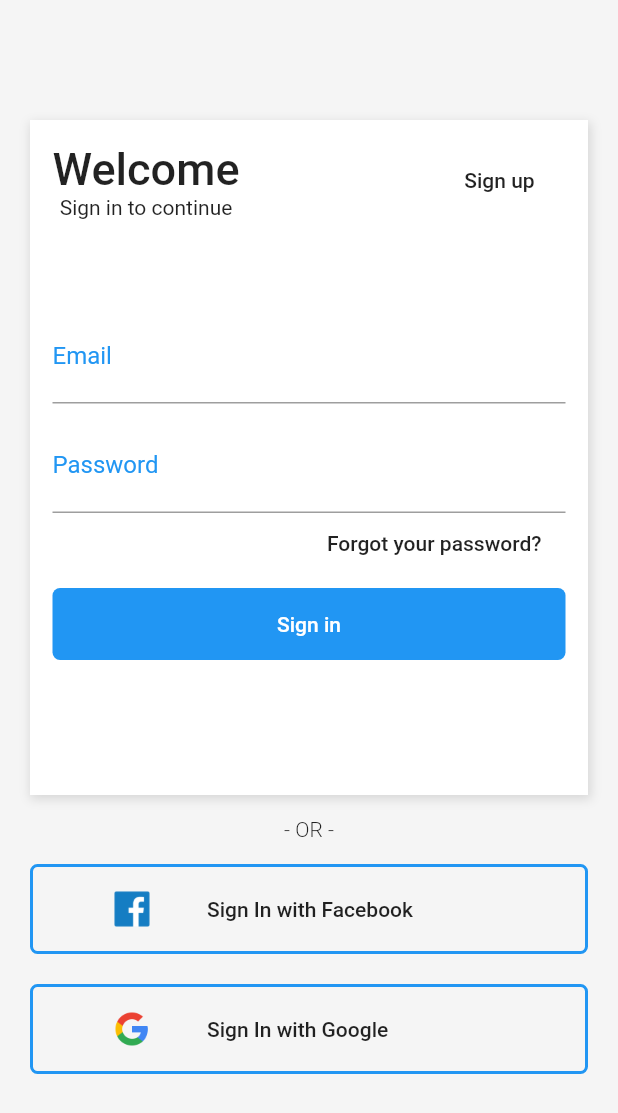
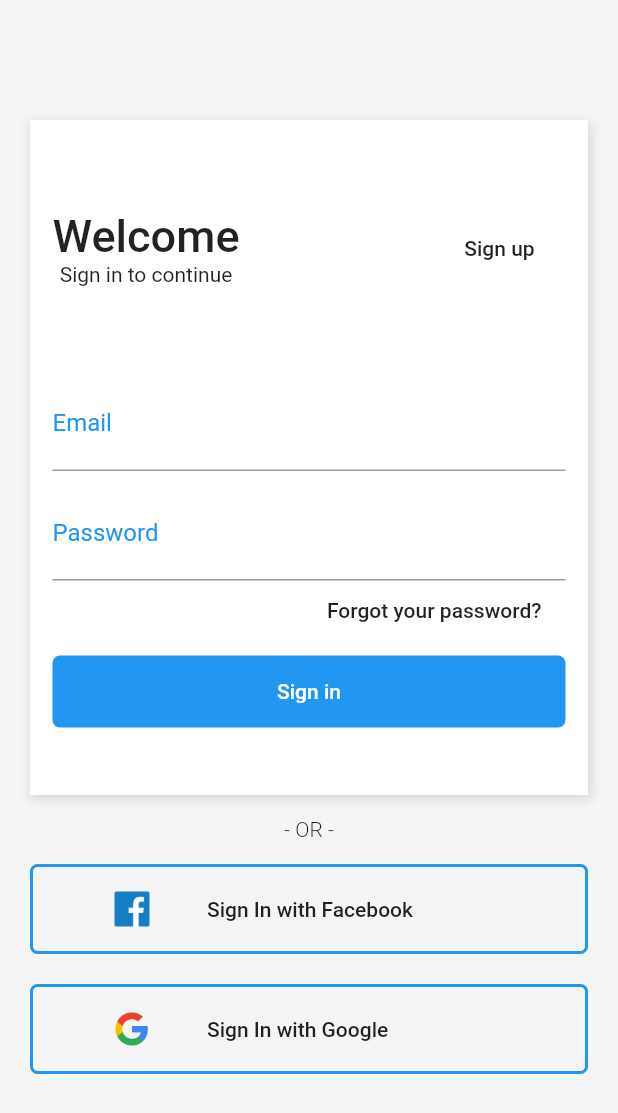
Before and after one commit to anahelenasilva/shop_flutter, a Flutter app: the screen it shows after launch, on a phone screen of 412 x 824 dp. Shown: the top 1113 px of the screen. Run offline on Flutter 3.47's test engine with Material 2 defaults, Android fonts, the phone set to English and light mode, and no system bars.

Commit message:
Login page

```diff
--- a/shop/lib/pages/login.page.dart
+++ b/shop/lib/pages/login.page.dart
@@ -4,7 +4,8 @@ class LoginPage extends StatelessWidget {
   @override
   Widget build(BuildContext context) {
     return Scaffold(
-      body: Container(
+      body: SingleChildScrollView(
+        child: Container(
           color: Color(0xFFF5F5F5),
           padding: EdgeInsets.only(
             top: 80,
@@ -25,8 +26,12 @@ class LoginPage extends StatelessWidget {
                   ),
                 ]),
                 child: Padding(
-                padding: EdgeInsets.all(15),
-                child: ListView(
+                  padding: EdgeInsets.only(
+                    left: 15,
+                    right: 15,
+                    top: 60,
+                  ),
+                  child: Column(
                     children: <Widget>[
                       Row(
                         mainAxisAlignment: MainAxisAlignment.spaceBetween,
@@ -96,6 +101,7 @@ class LoginPage extends StatelessWidget {
                         height: 10,
                       ),
                       Container(
+                        width: double.infinity,
                         decoration: BoxDecoration(
                           color: Theme.of(context).primaryColor,
                           borderRadius: BorderRadius.all(
@@ -188,6 +194,7 @@ class LoginPage extends StatelessWidget {
             ],
           ),
         ),
+      ),
     );
   }
 }
```
Lines whose indentation alone changed are shown as unchanged.
